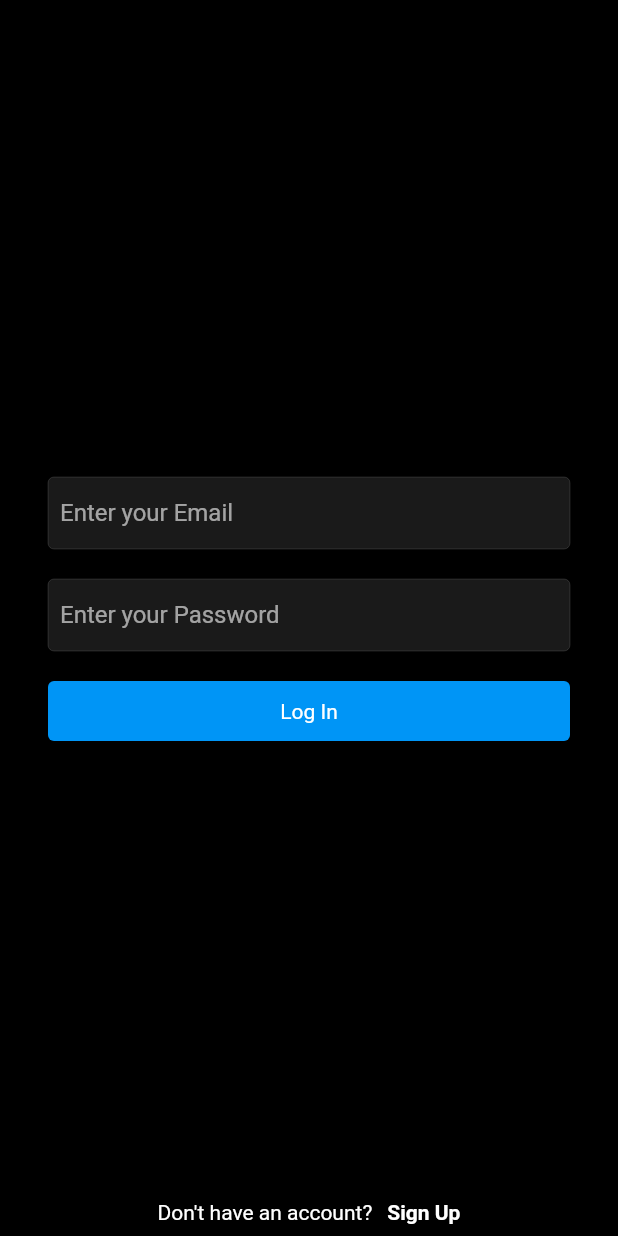
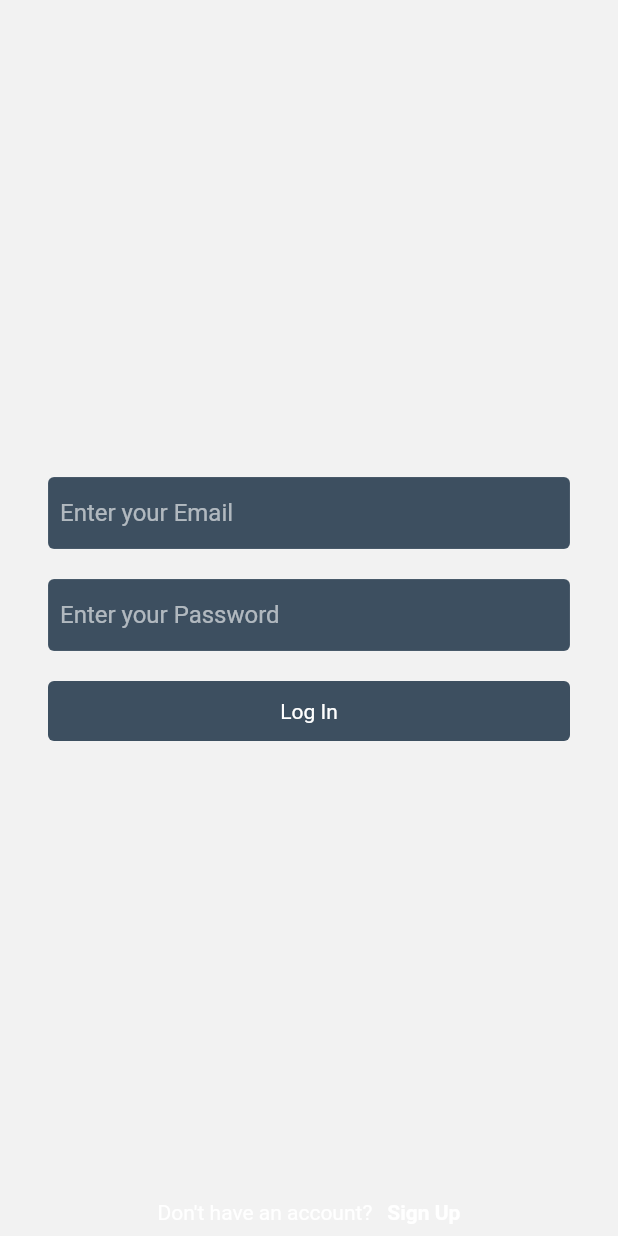
Before and after one commit to evanyan13/autotsk, a Flutter app: the LoginScreen screen opened directly, on a phone screen of 412 x 824 dp. Run offline on Flutter 3.47's test engine with Material 2 defaults, Android fonts, the phone set to English and light mode, and no system bars; our stand-ins replace cloud_firestore, firebase_auth, firebase_core, flutter_svg; accounts and stored records are empty; network calls fail.

Commit message:
updated title and change color scheme

```diff
--- a/autotsk_app/autotsk_app/lib/main.dart
+++ b/autotsk_app/autotsk_app/lib/main.dart
@@ -35,7 +35,7 @@ class MyApp extends StatelessWidget {
   Widget build(BuildContext context) {
     return MaterialApp(
       debugShowCheckedModeBanner: false,
-      title: 'Instagram Clone',
+      title: 'autoTsk App',
 
       // will use all the dark colors
       theme: ThemeData.dark().copyWith(
--- a/autotsk_app/autotsk_app/lib/text_input_widget/text_field_input.dart
+++ b/autotsk_app/autotsk_app/lib/text_input_widget/text_field_input.dart
@@ -1,4 +1,5 @@
 import 'package:flutter/material.dart';
+import 'package:autotsk_app/utilities/colors_scheme.dart';
 
 class TextFieldInput extends StatelessWidget {
   final TextEditingController textEditingController;
@@ -19,6 +20,7 @@ class TextFieldInput extends StatelessWidget {
     return TextField(
       controller: textEditingController,
       decoration: InputDecoration(
+        fillColor: blueColor,
         hintText: hintText,
         border: inputBorder,
         focusedBorder: inputBorder,
--- a/autotsk_app/autotsk_app/lib/utilities/colors_scheme.dart
+++ b/autotsk_app/autotsk_app/lib/utilities/colors_scheme.dart
@@ -1,9 +1,9 @@
 import 'package:flutter/material.dart';
 
 // color scheme can be changed, tenatively use this.
-const mobileBackgroundColor = Color.fromRGBO(0, 0, 0, 1);
-const webBackgroundColor = Color.fromRGBO(18, 18, 18, 1);
+const mobileBackgroundColor = Color.fromRGBO(242, 242, 242, 100);
+const webBackgroundColor = Color.fromRGBO(242, 242, 242, 100);
 const mobileSearchColor = Color.fromRGBO(38, 38, 38, 1);
-const blueColor = Color.fromRGBO(0, 149, 246, 1);
+const blueColor = Color.fromRGBO(61, 79, 96, 1);
 const primaryColor = Colors.white;
 const secondaryColor = Colors.grey;
```
